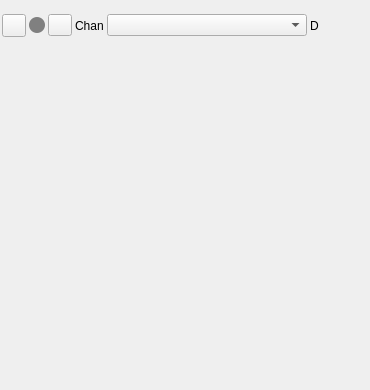
Before: the Qt Designer form plugins/feature/jogdialcontroller/jogdialcontrollergui.ui in elquelo/sdrangel, drawn with Qt 5.
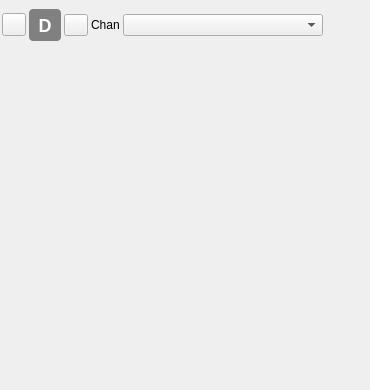
After: the same form once the commit is applied. Icons and pictures are not drawn. Custom widgets are drawn as their Qt base class.

Commit message:
Jogdial controller: big control type indicator that shows the focus
The control type letter moves next to the start/stop button in a button
sized square that is green when the plugin has the keyboard focus. The
separate focus dot is removed.

Claude-Session: https://claude.ai/code/session_016BURDSsCcHCJf1uqpt1pUc

```diff
--- a/plugins/feature/jogdialcontroller/jogdialcontrollergui.ui
+++ b/plugins/feature/jogdialcontroller/jogdialcontrollergui.ui
@@ -95,7 +95,7 @@
        </widget>
       </item>
       <item>
-       <widget class="QLabel" name="focusIndicator">
+       <widget class="QLabel" name="controlLabel">
         <property name="sizePolicy">
          <sizepolicy hsizetype="Maximum" vsizetype="Maximum">
           <horstretch>0</horstretch>
@@ -104,18 +104,21 @@
         </property>
         <property name="minimumSize">
          <size>
-          <width>16</width>
-          <height>16</height>
+          <width>32</width>
+          <height>32</height>
          </size>
         </property>
         <property name="toolTip">
          <string>Idle</string>
         </property>
         <property name="styleSheet">
-         <string notr="true">QLabel { background-color: gray; border-radius: 8px; }</string>
+         <string notr="true">QLabel { background-color: gray; color: white; border-radius: 4px; font-size: 18px; font-weight: bold; }</string>
         </property>
         <property name="text">
-         <string/>
+         <string>D</string>
+        </property>
+        <property name="alignment">
+         <set>Qt::AlignCenter</set>
         </property>
        </widget>
       </item>
@@ -165,16 +168,6 @@
         </property>
        </widget>
       </item>
-      <item>
-       <widget class="QLabel" name="controlLabel">
-        <property name="toolTip">
-         <string>Device (D), channel (C) or spectrum (S) control</string>
-        </property>
-        <property name="text">
-         <string>D</string>
-        </property>
-       </widget>
-      </item>
       <item>
        <spacer name="horizontalSpacer">
         <property name="orientation">
```
Left out of the diff: 2 changed lines with no effect on the pictures. The commit also changes 3 other files.
